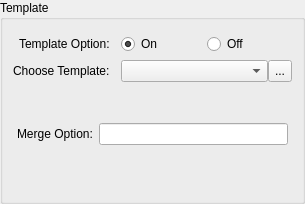
Above: src/ui/templatepanel.ui from LambolAlee/PasTk-Cpp before the change. Below: the same form after it.
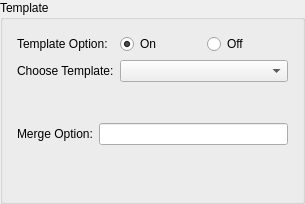
That is the form after the change.

Patch:
```diff
--- a/src/ui/templatepanel.ui
+++ b/src/ui/templatepanel.ui
@@ -47,18 +47,6 @@
       <item>
        <widget class="QWidget" name="widget" native="true">
         <layout class="QFormLayout" name="formLayout">
-         <property name="labelAlignment">
-          <set>Qt::AlignRight|Qt::AlignTrailing|Qt::AlignVCenter</set>
-         </property>
-         <property name="horizontalSpacing">
-          <number>11</number>
-         </property>
-         <property name="leftMargin">
-          <number>5</number>
-         </property>
-         <property name="rightMargin">
-          <number>5</number>
-         </property>
          <item row="0" column="0">
           <widget class="QLabel" name="label">
            <property name="text">
@@ -101,8 +89,6 @@
           </widget>
          </item>
          <item row="1" column="1">
-          <layout class="QHBoxLayout" name="horizontalLayout">
-           <item>
             <widget class="QComboBox" name="templatesCB">
              <property name="sizePolicy">
               <sizepolicy hsizetype="Preferred" vsizetype="Preferred">
@@ -112,21 +98,6 @@
              </property>
             </widget>
            </item>
-           <item>
-            <widget class="QToolButton" name="openEditorTB">
-             <property name="sizePolicy">
-              <sizepolicy hsizetype="Fixed" vsizetype="Preferred">
-               <horstretch>0</horstretch>
-               <verstretch>0</verstretch>
-              </sizepolicy>
-             </property>
-             <property name="text">
-              <string>...</string>
-             </property>
-            </widget>
-           </item>
-          </layout>
-         </item>
         </layout>
        </widget>
       </item>
```
Left out of the diff: 2 changed lines with no effect on the pictures. Lines whose indentation alone changed are shown as unchanged.
